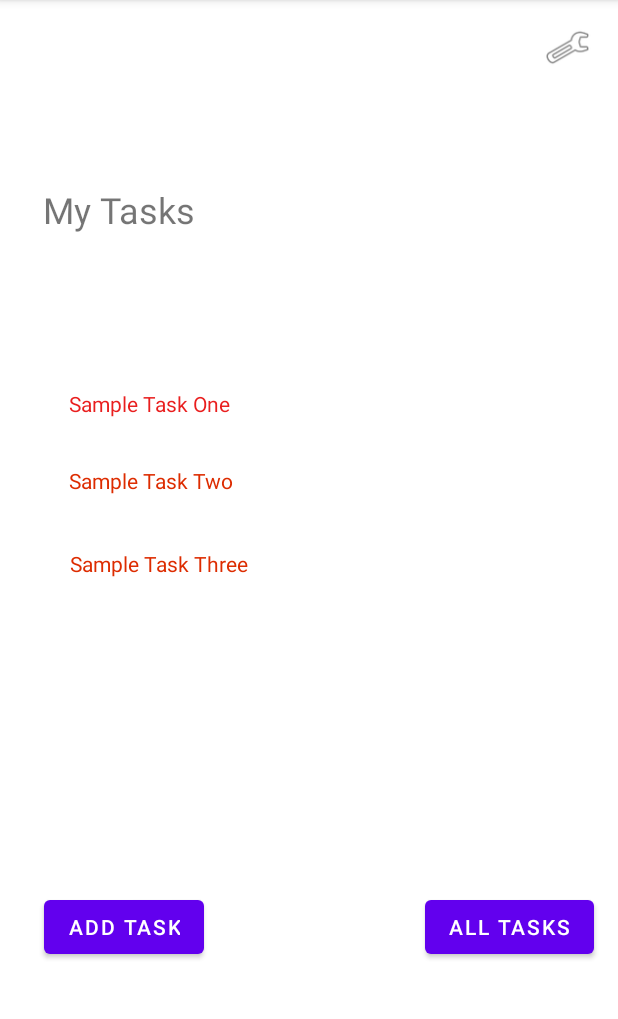
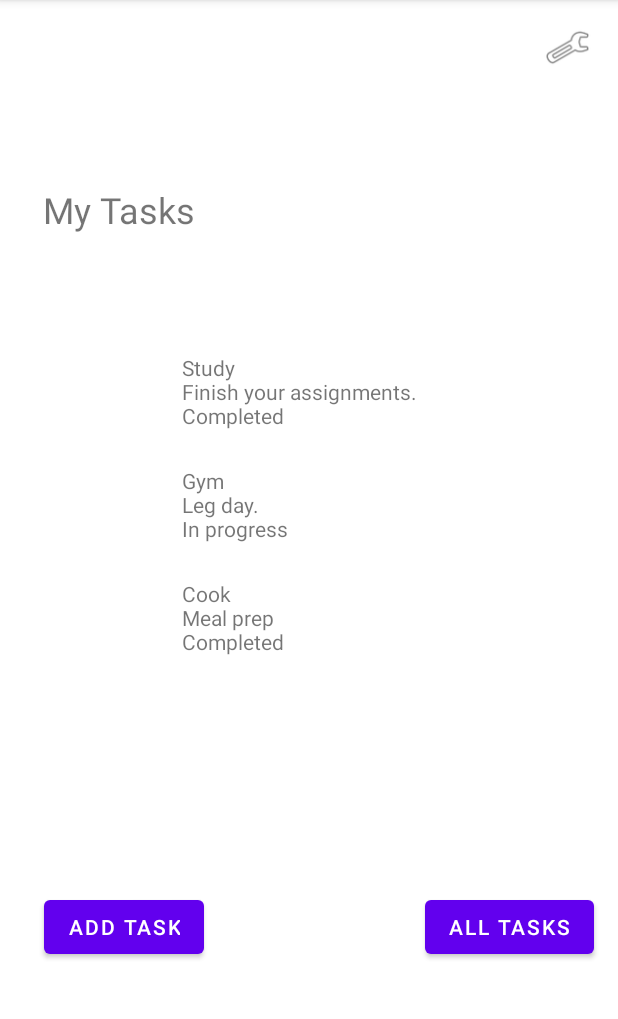
Before and after one commit to jennerdulce/taskmaster, an Android app: the screen it shows after launch (MainActivity), on a phone screen of 412 x 824 dp, the part 84-1103 px from its top. Run offline under Robolectric (Android 15) with nearby library versions, the phone set to English and light mode, and no system bars.

Commit message:
Created RecyclerView

```diff
--- a/app/build.gradle
+++ b/app/build.gradle
@@ -32,6 +32,7 @@ dependencies {
     implementation 'androidx.appcompat:appcompat:1.3.1'
     implementation 'com.google.android.material:material:1.4.0'
     implementation 'androidx.constraintlayout:constraintlayout:2.1.1'
+    implementation 'androidx.legacy:legacy-support-v4:1.0.0'
     testImplementation 'junit:junit:4.+'
     androidTestImplementation 'androidx.test.ext:junit:1.1.3'
     androidTestImplementation 'androidx.test.espresso:espresso-core:3.5.0-alpha03'
--- a/app/src/main/java/com/jennerdulce/taskmaster/activities/MainActivity.java
+++ b/app/src/main/java/com/jennerdulce/taskmaster/activities/MainActivity.java
@@ -3,6 +3,8 @@ package com.jennerdulce.taskmaster.activities;
 import static com.jennerdulce.taskmaster.activities.UserSettingsActivity.USERNAME_KEY;
 
 import androidx.appcompat.app.AppCompatActivity;
+import androidx.recyclerview.widget.LinearLayoutManager;
+import androidx.recyclerview.widget.RecyclerView;
 
 import android.content.Intent;
 import android.content.SharedPreferences;
@@ -14,6 +16,11 @@ import android.widget.ImageView;
 import android.widget.TextView;
 
 import com.jennerdulce.taskmaster.R;
+import com.jennerdulce.taskmaster.adapters.TaskRecyclerViewAdapter;
+import com.jennerdulce.taskmaster.models.TaskItem;
+
+import java.util.ArrayList;
+import java.util.List;
 
 public class MainActivity extends AppCompatActivity {
     public final static String TASK_NAME_STRING = "taskName";
@@ -25,6 +32,19 @@ public class MainActivity extends AppCompatActivity {
     protected void onCreate(Bundle savedInstanceState) {
         super.onCreate(savedInstanceState);
         setContentView(R.layout.activity_main);
+
+        // RecycleView
+        List<TaskItem> taskItemList = new ArrayList<>();
+        taskItemList.add(new TaskItem("Study", "Finish your assignments.", "Completed"));
+        taskItemList.add(new TaskItem("Gym", "Leg day.", "In progress"));
+        taskItemList.add(new TaskItem("Cook", "Meal prep", "Completed"));
+//
+        RecyclerView recyclerView = findViewById(R.id.taskListRecyclerView);
+        RecyclerView.LayoutManager lm = new LinearLayoutManager(this);
+        recyclerView.setLayoutManager(lm);
+
+        TaskRecyclerViewAdapter taskListRecyclerViewAdapter = new TaskRecyclerViewAdapter(this, taskItemList);
+        recyclerView.setAdapter(taskListRecyclerViewAdapter);
 
         // Add Task Intent Button
         Button addTaskButton = (Button) findViewById(R.id.addTaskButton);
@@ -47,29 +67,29 @@ public class MainActivity extends AppCompatActivity {
             startActivity(userSettingsIntent);
         });
 
-        // Sample Task One Task Details Intent
-        TextView sampleTaskOne = findViewById(R.id.sampleTaskOne);
-        sampleTaskOne.setOnClickListener(view -> {
-            Intent taskDetailsIntent = new Intent(MainActivity.this, TaskDetailActivity.class);
-            taskDetailsIntent.putExtra(TASK_NAME_STRING, sampleTaskOne.getText());
-            startActivity(taskDetailsIntent);
-        });
-
-        // Sample Task Two Task Details Intent
-        TextView sampleTaskTwo = findViewById(R.id.sampleTaskTwo);
-        sampleTaskTwo.setOnClickListener(view -> {
-            Intent taskDetailsIntent = new Intent(MainActivity.this, TaskDetailActivity.class);
-            taskDetailsIntent.putExtra(TASK_NAME_STRING, sampleTaskTwo.getText());
-            startActivity(taskDetailsIntent);
-        });
-
-        // Sample Task Three Task Details Intent
-        TextView sampleTaskThree = findViewById(R.id.sampleTaskThree);
-        sampleTaskThree.setOnClickListener(view -> {
-            Intent taskDetailsIntent = new Intent(MainActivity.this, TaskDetailActivity.class);
-            taskDetailsIntent.putExtra(TASK_NAME_STRING, sampleTaskThree.getText());
-            startActivity(taskDetailsIntent);
-        });
+//        // Sample Task One Task Details Intent
+//        TextView sampleTaskOne = findViewById(R.id.sampleTaskOne);
+//        sampleTaskOne.setOnClickListener(view -> {
+//            Intent taskDetailsIntent = new Intent(MainActivity.this, TaskDetailActivity.class);
+//            taskDetailsIntent.putExtra(TASK_NAME_STRING, sampleTaskOne.getText());
+//            startActivity(taskDetailsIntent);
+//        });
+//
+//        // Sample Task Two Task Details Intent
+//        TextView sampleTaskTwo = findViewById(R.id.sampleTaskTwo);
+//        sampleTaskTwo.setOnClickListener(view -> {
+//            Intent taskDetailsIntent = new Intent(MainActivity.this, TaskDetailActivity.class);
+//            taskDetailsIntent.putExtra(TASK_NAME_STRING, sampleTaskTwo.getText());
+//            startActivity(taskDetailsIntent);
+//        });
+//
+//        // Sample Task Three Task Details Intent
+//        TextView sampleTaskThree = findViewById(R.id.sampleTaskThree);
+//        sampleTaskThree.setOnClickListener(view -> {
+//            Intent taskDetailsIntent = new Intent(MainActivity.this, TaskDetailActivity.class);
+//            taskDetailsIntent.putExtra(TASK_NAME_STRING, sampleTaskThree.getText());
+//            startActivity(taskDetailsIntent);
+//        });
     }
 
     // onResume lifecycle
--- /dev/null
+++ b/app/src/main/java/com/jennerdulce/taskmaster/adapters/TaskRecyclerViewAdapter.java
@@ -0,0 +1,63 @@
+package com.jennerdulce.taskmaster.adapters;
+
+import static com.jennerdulce.taskmaster.activities.MainActivity.TASK_NAME_STRING;
+
+import android.content.Intent;
+import android.view.LayoutInflater;
+import android.view.View;
+import android.view.ViewGroup;
+import android.widget.TextView;
+
+import androidx.annotation.NonNull;
+import androidx.appcompat.app.AppCompatActivity;
+import androidx.recyclerview.widget.RecyclerView;
+
+import com.jennerdulce.taskmaster.R;
+import com.jennerdulce.taskmaster.activities.TaskDetailActivity;
+import com.jennerdulce.taskmaster.models.TaskItem;
+
+import java.util.List;
+
+public class TaskRecyclerViewAdapter extends RecyclerView.Adapter<TaskRecyclerViewAdapter.TaskItemViewHolder> {
+    AppCompatActivity associatedActivity;
+    List<TaskItem> taskItemList;
+
+    public TaskRecyclerViewAdapter(AppCompatActivity associatedActivity, List<TaskItem> taskItemList) {
+        this.associatedActivity = associatedActivity;
+        this.taskItemList = taskItemList;
+    }
+
+    @NonNull
+    @Override
+    public TaskItemViewHolder onCreateViewHolder(@NonNull ViewGroup parent, int viewType) {
+        View fragment = LayoutInflater.from(parent.getContext()).inflate(R.layout.fragment_task_item, parent, false);
+        TaskItemViewHolder taskItemViewHolder = new TaskItemViewHolder(fragment);
+        return taskItemViewHolder;
+    }
+
+    @Override
+    public void onBindViewHolder(@NonNull TaskItemViewHolder holder, int position) {
+        TaskItem taskItem = taskItemList.get(position);
+        View taskItemFragment = holder.itemView;
+        TextView currentItemFragmentTextView =   taskItemFragment.findViewById(R.id.currentItemFragmentTextView);
+        currentItemFragmentTextView.setText(taskItem.toString());
+        holder.itemView.setOnClickListener(view -> {
+            Intent taskFragmentIntent = new Intent(associatedActivity, TaskDetailActivity.class);
+            taskFragmentIntent.putExtra(TASK_NAME_STRING, taskItem.taskName);
+            associatedActivity.startActivity(taskFragmentIntent);
+        });
+    }
+
+    @Override
+    public int getItemCount() {
+        return taskItemList.size();
+    }
+
+    public static class TaskItemViewHolder extends RecyclerView.ViewHolder {
+        // 2.2 Add data items to view holder
+        public TaskItem taskItem;
+        public TaskItemViewHolder(@NonNull View itemView){
+            super(itemView);
+        }
+    }
+}
--- /dev/null
+++ b/app/src/main/java/com/jennerdulce/taskmaster/fragments/TaskItemFragment.java
@@ -0,0 +1,32 @@
+package com.jennerdulce.taskmaster.fragments;
+
+import android.os.Bundle;
+import androidx.fragment.app.Fragment;
+import android.view.LayoutInflater;
+import android.view.View;
+import android.view.ViewGroup;
+import com.jennerdulce.taskmaster.R;
+
+public class TaskItemFragment extends Fragment {
+
+    public TaskItemFragment(){
+
+    }
+
+    public static TaskItemFragment newInstance() {
+        TaskItemFragment fragment = new TaskItemFragment();
+        return fragment;
+    }
+
+    @Override
+    public void onCreate(Bundle savedInstanceState) {
+        super.onCreate(savedInstanceState);
+    }
+
+    @Override
+    public View onCreateView(LayoutInflater inflater, ViewGroup container,
+                             Bundle savedInstanceState) {
+        // Inflate the layout for this fragment
+        return inflater.inflate(R.layout.fragment_task_item, container, false);
+    }
+}
--- /dev/null
+++ b/app/src/main/java/com/jennerdulce/taskmaster/models/TaskItem.java
@@ -0,0 +1,21 @@
+package com.jennerdulce.taskmaster.models;
+
+public class TaskItem {
+    public String taskName;
+    public String body;
+    public String state;
+
+    public TaskItem(String taskName, String body, String state) {
+        this.taskName = taskName;
+        this.body = body;
+        this.state = state;
+    }
+
+    @Override
+    public String toString() {
+        return "" +
+                taskName + '\n' +
+                body + '\n' +
+                state + '\n';
+    }
+}
--- a/app/src/main/res/layout/activity_main.xml
+++ b/app/src/main/res/layout/activity_main.xml
@@ -59,42 +59,6 @@
         tools:ignore="ImageContrastCheck,RedundantDescriptionCheck" />
 
     <TextView
-        android:id="@+id/sampleTaskOne"
-        android:layout_width="wrap_content"
-        android:layout_height="wrap_content"
-        android:layout_marginTop="52dp"
-        android:text="@string/SampleTask"
-        android:textColor="#E91E1E"
-        app:layout_constraintEnd_toEndOf="parent"
-        app:layout_constraintHorizontal_bias="0.152"
-        app:layout_constraintStart_toStartOf="parent"
-        app:layout_constraintTop_toBottomOf="@+id/welcomeUsernameMessageTextView" />
-
-    <TextView
-        android:id="@+id/sampleTaskTwo"
-        android:layout_width="wrap_content"
-        android:layout_height="wrap_content"
-        android:layout_marginTop="32dp"
-        android:text="@string/SampleTaskTwo"
-        android:textColor="#DD2C00"
-        app:layout_constraintEnd_toEndOf="parent"
-        app:layout_constraintHorizontal_bias="0.152"
-        app:layout_constraintStart_toStartOf="parent"
-        app:layout_constraintTop_toBottomOf="@+id/sampleTaskOne" />
-
-    <TextView
-        android:id="@+id/sampleTaskThree"
-        android:layout_width="wrap_content"
-        android:layout_height="wrap_content"
-        android:layout_marginTop="36dp"
-        android:text="@string/SampleTaskThree"
-        android:textColor="#DD2C00"
-        app:layout_constraintEnd_toEndOf="parent"
-        app:layout_constraintHorizontal_bias="0.158"
-        app:layout_constraintStart_toStartOf="parent"
-        app:layout_constraintTop_toBottomOf="@+id/sampleTaskTwo" />
-
-    <TextView
         android:id="@+id/welcomeUsernameMessageTextView"
         android:layout_width="wrap_content"
         android:layout_height="wrap_content"
@@ -105,4 +69,13 @@
         app:layout_constraintTop_toBottomOf="@+id/myTasksHeaderTextView"
         tools:text="Welcome [Name]!" />
 
+    <androidx.recyclerview.widget.RecyclerView
+        android:id="@+id/taskListRecyclerView"
+        android:layout_width="346dp"
+        android:layout_height="264dp"
+        android:layout_marginTop="28dp"
+        app:layout_constraintEnd_toEndOf="parent"
+        app:layout_constraintStart_toStartOf="parent"
+        app:layout_constraintTop_toBottomOf="@+id/welcomeUsernameMessageTextView" />
+
 </androidx.constraintlayout.widget.ConstraintLayout>
--- /dev/null
+++ b/app/src/main/res/layout/fragment_task_item.xml
@@ -0,0 +1,20 @@
+<?xml version="1.0" encoding="utf-8"?>
+<androidx.constraintlayout.widget.ConstraintLayout xmlns:android="http://schemas.android.com/apk/res/android"
+    xmlns:app="http://schemas.android.com/apk/res-auto"
+    xmlns:tools="http://schemas.android.com/tools"
+    android:id="@+id/fragmentConstaintLayout"
+    android:layout_width="match_parent"
+    android:layout_height="wrap_content"
+    tools:context=".fragments.TaskItemFragment">
+
+    <!-- TODO: Update blank fragment layout -->
+    <TextView
+        android:id="@+id/currentItemFragmentTextView"
+        android:layout_width="170dp"
+        android:layout_height="75dp"
+        android:text="@string/hello_blank_fragment"
+        app:layout_constraintEnd_toEndOf="parent"
+        app:layout_constraintStart_toStartOf="parent"
+        app:layout_constraintTop_toTopOf="parent" />
+
+</androidx.constraintlayout.widget.ConstraintLayout>
--- a/app/src/main/res/values/strings.xml
+++ b/app/src/main/res/values/strings.xml
@@ -20,4 +20,6 @@
     <string name="LoremText">Lorem ipsum dolor sit amet, consectetur adipiscing elit, sed do eiusmod tempor incididunt ut labore et dolore magna aliqua. Ut enim ad minim veniam, quis nostrud exercitation ullamco laboris nisi ut aliquip ex ea commodo consequat. Duis aute irure dolor in reprehenderit in voluptate velit esse cillum dolore eu fugiat nulla pariatur. Excepteur sint occaecat cupidatat non proident, sunt in culpa qui officia deserunt mollit anim id est laborum.</string>
     <string name="UserSettingsButton">User Settings Button</string>
     <string name="WelcomeUsername">Welcome %1$s!</string>
+    <!-- TODO: Remove or change this placeholder text -->
+    <string name="hello_blank_fragment">Hello blank fragment</string>
 </resources>
```
Also changed, not shown: 3 other files.
